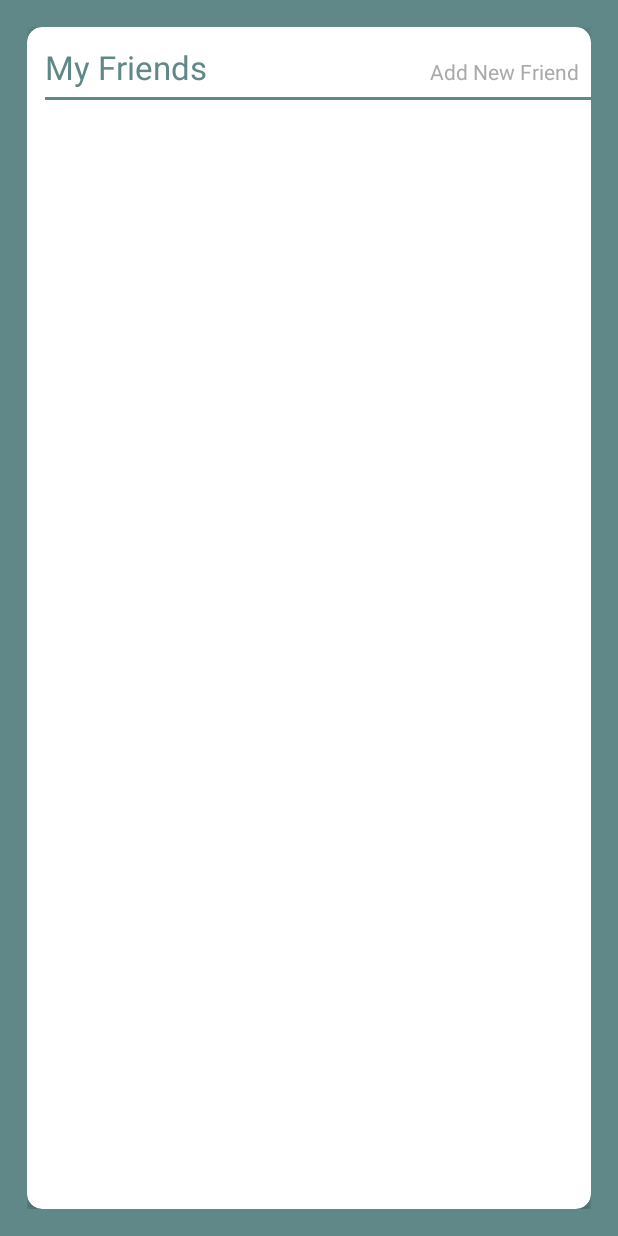
After one commit to Yarinov/LMA, an Android app: the FriendsActivity screen opened directly, with no data from a screen before it, on a phone screen of 412 x 824 dp. The commit adds this screen. Run offline under Robolectric (Android 15) with nearby library versions, the phone set to English and light mode, and no system bars.

Commit message:
add friends section and fixed duplicated notification

```diff
--- a/app/src/main/java/com/yarinov/lma/Authentication/PhoneVerifyActivity.kt
+++ b/app/src/main/java/com/yarinov/lma/Authentication/PhoneVerifyActivity.kt
@@ -26,8 +26,6 @@ import com.google.firebase.storage.StorageReference
 import com.hbb20.CountryCodePicker
 import com.yarinov.lma.HomeActivity
 import com.yarinov.lma.R
-import com.yarinov.lma.User.UserFriend
-import java.util.*
 import java.util.concurrent.TimeUnit
 import kotlin.collections.HashMap
 
--- a/app/src/main/java/com/yarinov/lma/Meeting/MeetingSumActivity.kt
+++ b/app/src/main/java/com/yarinov/lma/Meeting/MeetingSumActivity.kt
@@ -1,5 +1,6 @@
 package com.yarinov.lma.Meeting
 
+import android.content.Intent
 import android.os.Bundle
 import android.view.View
 import android.widget.TextView
@@ -7,6 +8,7 @@ import android.widget.Toast
 import androidx.appcompat.app.AppCompatActivity
 import com.google.firebase.auth.FirebaseAuth
 import com.google.firebase.database.FirebaseDatabase
+import com.yarinov.lma.HomeActivity
 import com.yarinov.lma.R
 import java.util.*
 import kotlin.collections.HashMap
@@ -78,6 +80,8 @@ class MeetingSumActivity : AppCompatActivity() {
 
             currentUserNotificationsDb.setValue(sentMeetingData).addOnSuccessListener {
                 Toast.makeText(this, "MSG SENT!", Toast.LENGTH_SHORT).show()
+                val intent = Intent(this, HomeActivity::class.java)
+                startActivity(intent)
                 finish()
             }
         }
--- a/app/src/main/java/com/yarinov/lma/Meeting/SetupMeetingActivity.kt
+++ b/app/src/main/java/com/yarinov/lma/Meeting/SetupMeetingActivity.kt
@@ -201,6 +201,7 @@ class SetupMeetingActivity : AppCompatActivity() {
         intent.putExtra("thePlace", location)
         intent.putExtra("friendId", theFriendId)
         startActivity(intent)
+        finish()
     }
 
     override fun onBackPressed() {
--- a/app/src/main/java/com/yarinov/lma/Notification/NotificationAdapter.kt
+++ b/app/src/main/java/com/yarinov/lma/Notification/NotificationAdapter.kt
@@ -71,11 +71,11 @@ class NotificationAdapter(
         if (notificationType.equals("sent")){
             holder.tvnotificationic!!.setImageResource(R.drawable.sent_ic)
         }else{
-            holder.tvnotificationic!!.setImageResource(R.drawable.received_id)
+            holder.tvnotificationic!!.setImageResource(R.drawable.received_ic)
         }
 
         //Get and set date and place
-        var whenWhere = notificationArrayList[position].date + " " + notificationArrayList[position].place
+        var whenWhere = notificationArrayList[position].date + " At " + notificationArrayList[position].place
         holder.tvwhenwhere!!.setText(whenWhere)
 
         return convertView
--- /dev/null
+++ b/app/src/main/java/com/yarinov/lma/User/FriendsActivity.kt
@@ -0,0 +1,13 @@
+package com.yarinov.lma.User
+
+import androidx.appcompat.app.AppCompatActivity
+import android.os.Bundle
+import com.yarinov.lma.R
+
+class FriendsActivity : AppCompatActivity() {
+
+    override fun onCreate(savedInstanceState: Bundle?) {
+        super.onCreate(savedInstanceState)
+        setContentView(R.layout.activity_friends)
+    }
+}
--- /dev/null
+++ b/app/src/main/res/layout/activity_friends.xml
@@ -0,0 +1,64 @@
+<?xml version="1.0" encoding="utf-8"?>
+<FrameLayout xmlns:android="http://schemas.android.com/apk/res/android"
+    xmlns:app="http://schemas.android.com/apk/res-auto"
+    xmlns:tools="http://schemas.android.com/tools"
+    android:layout_width="match_parent"
+    android:layout_height="match_parent"
+    android:background="@color/colorPrimaryDark"
+    tools:context=".User.FriendsActivity">
+
+    <LinearLayout
+        android:layout_width="match_parent"
+        android:layout_height="match_parent"
+        android:orientation="vertical"
+        android:padding="18sp">
+
+        <androidx.cardview.widget.CardView
+            android:layout_width="match_parent"
+            android:layout_height="match_parent"
+            app:cardElevation="4dp"
+            app:cardCornerRadius="10dp">
+
+            <LinearLayout
+                android:layout_width="match_parent"
+                android:layout_height="match_parent"
+                android:orientation="vertical">
+
+                <LinearLayout
+                    android:layout_width="match_parent"
+                    android:layout_height="wrap_content"
+                    android:orientation="horizontal">
+
+                    <TextView
+                        android:id="@+id/textView13"
+                        android:layout_width="match_parent"
+                        android:layout_height="wrap_content"
+                        android:layout_marginLeft="12sp"
+                        android:layout_marginTop="12sp"
+                        android:layout_marginBottom="5sp"
+                        android:text="My Friends"
+                        android:textColor="@color/colorPrimaryDark"
+                        android:textSize="22dp"
+                        android:layout_weight="1"/>
+
+                    <TextView
+                        android:id="@+id/textView15"
+                        android:layout_width="wrap_content"
+                        android:layout_height="wrap_content"
+                        android:layout_marginTop="12sp"
+                        android:layout_marginRight="8sp"
+                        android:text="Add New Friend"
+                        android:textColor="@android:color/darker_gray" />
+                </LinearLayout>
+
+                <View
+                    android:id="@+id/divider2"
+                    android:layout_width="match_parent"
+                    android:layout_height="2dp"
+                    android:layout_marginLeft="12sp"
+                    android:background="@color/colorPrimaryDark" />
+
+            </LinearLayout>
+        </androidx.cardview.widget.CardView>
+    </LinearLayout>
+</FrameLayout>
--- a/app/src/main/res/layout/activity_home.xml
+++ b/app/src/main/res/layout/activity_home.xml
@@ -199,6 +199,7 @@
                         android:layout_width="75sp"
                         android:layout_height="75sp"
                         android:layout_gravity="center"
+                        android:onClick="friendsSectionOpen"
                         app:srcCompat="@drawable/settings" />
 
                     <TextView
```
Also changed, not shown: app/src/main/AndroidManifest.xml (+15 -10 lines), app/src/main/java/com/yarinov/lma/HomeActivity.kt (+7 -1 lines), app/src/main/java/com/yarinov/lma/User/UserFriend.java (deleted, +0 -28 lines), app/src/main/res/drawable/received_ic.png (added), app/src/main/res/drawable/received_id.png (deleted), app/src/main/res/drawable/sent_ic.png.
